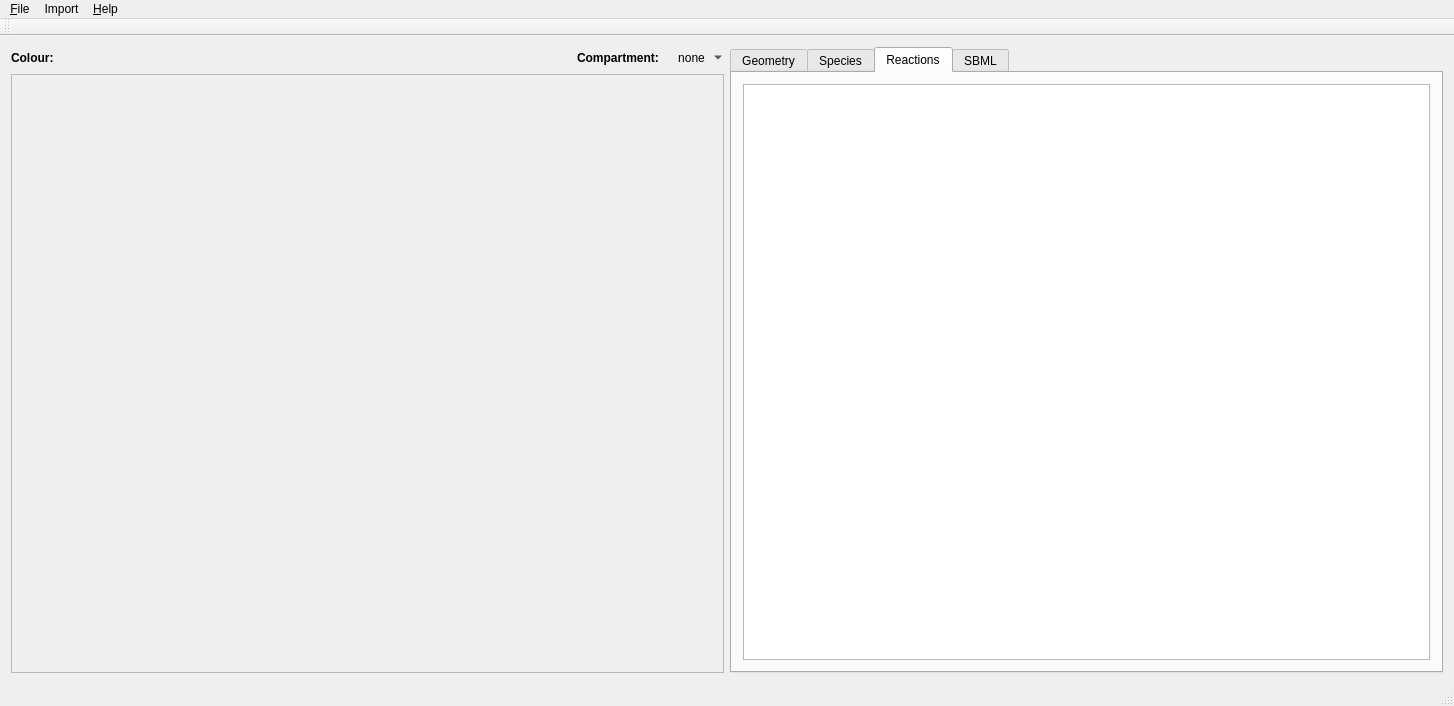
Before: the Qt Designer form mainwindow.ui in spatial-model-editor/spatial-model-editor, drawn with Qt 5.
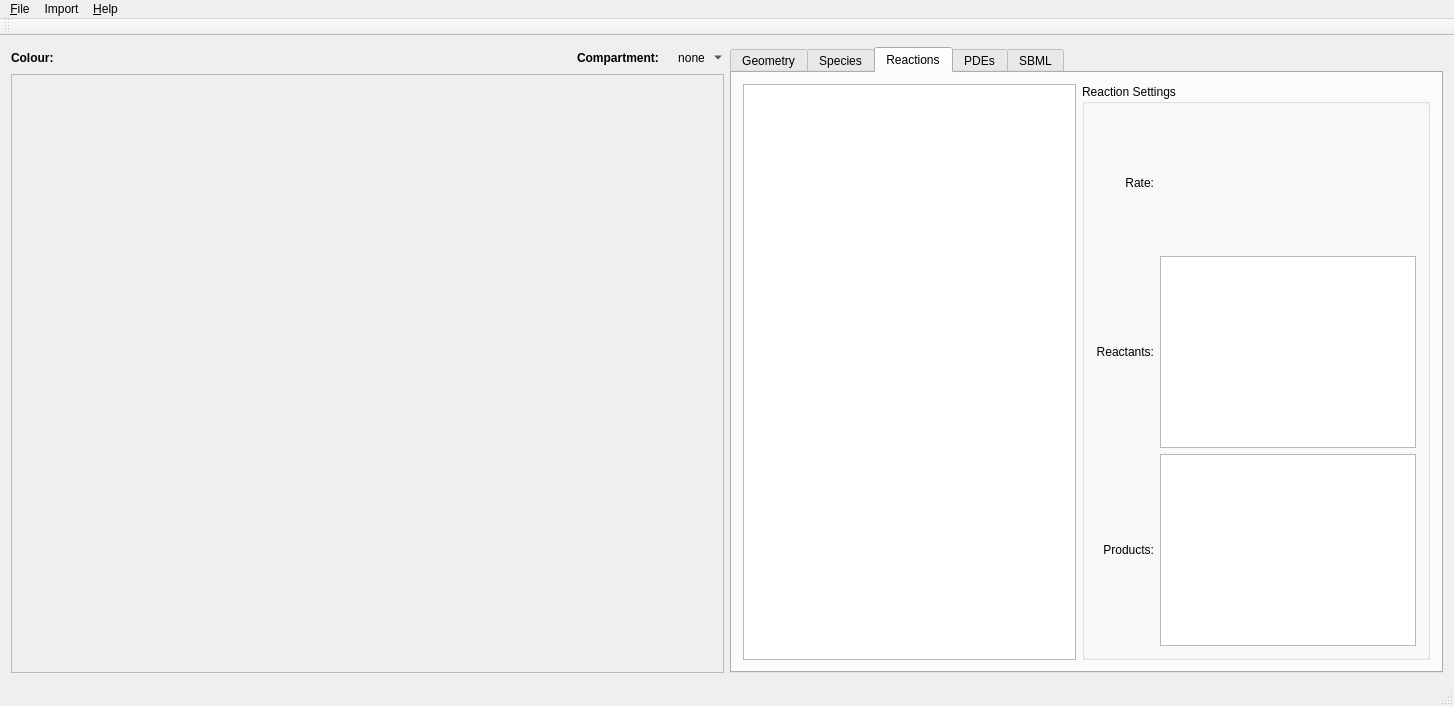
After: the same form once the commit is applied. The open tabs and pages were chosen to show the change. Custom widgets are drawn as their Qt base class.

Commit message: add reactions from SBML file, add exprtk header for evaluating infix math expressions

The edit to the form file:
```diff
--- a/mainwindow.ui
+++ b/mainwindow.ui
@@ -321,7 +321,97 @@
        </attribute>
        <layout class="QHBoxLayout" name="horizontalLayout_3">
         <item>
-         <widget class="QListWidget" name="listReactions"/>
+         <widget class="QListWidget" name="listReactions">
+          <property name="sizePolicy">
+           <sizepolicy hsizetype="Preferred" vsizetype="Preferred">
+            <horstretch>0</horstretch>
+            <verstretch>0</verstretch>
+           </sizepolicy>
+          </property>
+         </widget>
+        </item>
+        <item>
+         <widget class="QGroupBox" name="groupBox">
+          <property name="title">
+           <string>Reaction Settings</string>
+          </property>
+          <layout class="QHBoxLayout" name="horizontalLayout_6">
+           <item>
+            <layout class="QGridLayout" name="gridReaction">
+             <item row="0" column="1">
+              <widget class="QLabel" name="lblReactionRate">
+               <property name="text">
+                <string/>
+               </property>
+               <property name="alignment">
+                <set>Qt::AlignLeading|Qt::AlignLeft|Qt::AlignVCenter</set>
+               </property>
+              </widget>
+             </item>
+             <item row="0" column="0">
+              <widget class="QLabel" name="lblMathsLabel">
+               <property name="text">
+                <string>Rate:</string>
+               </property>
+               <property name="alignment">
+                <set>Qt::AlignRight|Qt::AlignTrailing|Qt::AlignVCenter</set>
+               </property>
+              </widget>
+             </item>
+             <item row="1" column="0">
+              <widget class="QLabel" name="lblReactants">
+               <property name="text">
+                <string>Reactants:</string>
+               </property>
+               <property name="alignment">
+                <set>Qt::AlignRight|Qt::AlignTrailing|Qt::AlignVCenter</set>
+               </property>
+              </widget>
+             </item>
+             <item row="1" column="1">
+              <widget class="QListWidget" name="listReactants">
+               <property name="sizePolicy">
+                <sizepolicy hsizetype="Preferred" vsizetype="Preferred">
+                 <horstretch>0</horstretch>
+                 <verstretch>0</verstretch>
+                </sizepolicy>
+               </property>
+              </widget>
+             </item>
+             <item row="2" column="0">
+              <widget class="QLabel" name="lblProducts">
+               <property name="text">
+                <string>Products:</string>
+               </property>
+               <property name="alignment">
+                <set>Qt::AlignRight|Qt::AlignTrailing|Qt::AlignVCenter</set>
+               </property>
+              </widget>
+             </item>
+             <item row="2" column="1">
+              <widget class="QListWidget" name="listProducts">
+               <property name="sizePolicy">
+                <sizepolicy hsizetype="Preferred" vsizetype="Preferred">
+                 <horstretch>0</horstretch>
+                 <verstretch>0</verstretch>
+                </sizepolicy>
+               </property>
+              </widget>
+             </item>
+            </layout>
+           </item>
+          </layout>
+         </widget>
+        </item>
+       </layout>
+      </widget>
+      <widget class="QWidget" name="tabPDEs">
+       <attribute name="title">
+        <string>PDEs</string>
+       </attribute>
+       <layout class="QHBoxLayout" name="horizontalLayout_7">
+        <item>
+         <widget class="QTextBrowser" name="txtPDEs"/>
         </item>
        </layout>
       </widget>
```
Left out of the diff: 2 changed lines with no effect on the pictures. The commit also changes 6 other files.
